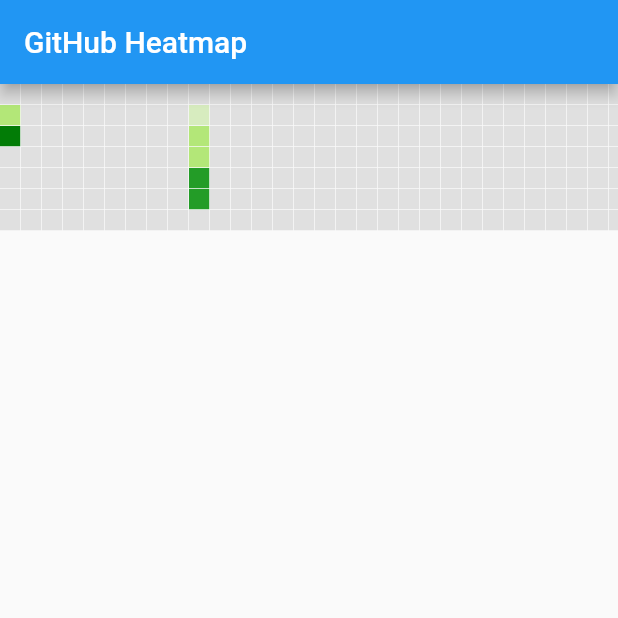
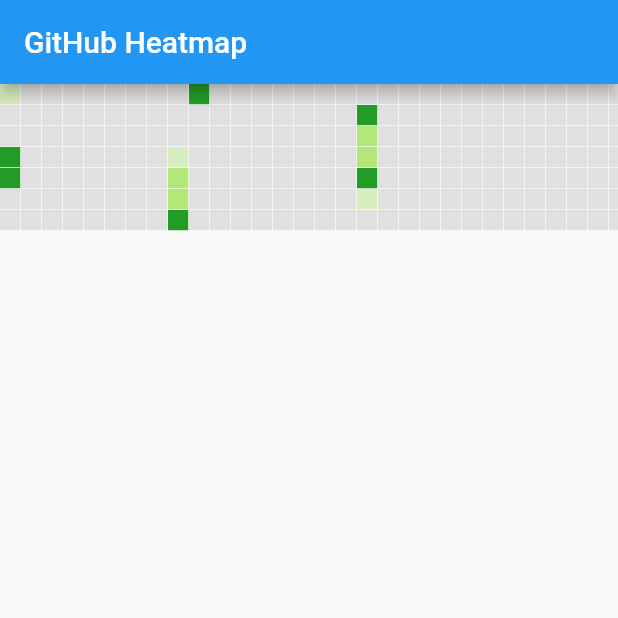
Before and after one commit to kurogoma-flutter/heatmap, a Flutter app: the screen it shows after launch, on a phone screen of 412 x 824 dp, the top half of it. Run offline on Flutter 3.47's test engine with Material 2 defaults, Android fonts, the phone set to English and light mode, and no system bars.

Commit message:
ダミー値の差し替え

```diff
--- a/lib/main.dart
+++ b/lib/main.dart
@@ -18,9 +18,9 @@ class MyApp extends StatelessWidget {
             // テストデータ
             {DateTime(2023, 1, 1): 1},
             {DateTime(2022, 1, 2): 2},
-            {DateTime(2022, 1, 3): 6},
-            {DateTime(2023, 1, 4): 3},
-            {DateTime(2023, 1, 5): 4},
+            {DateTime(2022, 1, 3): 3},
+            {DateTime(2023, 1, 4): 4},
+            {DateTime(2023, 1, 5): 5},
             // 3月中旬データ
             {DateTime(2023, 3, 1): 1},
             {DateTime(2023, 3, 2): 2},
@@ -34,14 +34,14 @@ class MyApp extends StatelessWidget {
             {DateTime(2022, 3, 10): 5},
             // 5月データ
             {DateTime(2023, 5, 1): 5},
-            {DateTime(2023, 5, 2): 4},
-            {DateTime(2023, 5, 3): 4},
-            {DateTime(2023, 5, 4): 9},
-            {DateTime(2023, 5, 5): 6},
+            {DateTime(2023, 5, 2): 3},
+            {DateTime(2023, 5, 3): 2},
+            {DateTime(2023, 5, 4): 4},
+            {DateTime(2023, 5, 5): 1},
             // 8月データ
             {DateTime(2023, 8, 1): 5},
             {DateTime(2023, 8, 2): 10},
-            {DateTime(2023, 8, 3): 11},
+            {DateTime(2023, 8, 3): 6},
             {DateTime(2023, 8, 4): 4},
             // 12月データ
             {DateTime(2023, 12, 1): 1},
@@ -57,7 +57,7 @@ class MyApp extends StatelessWidget {
             10: Color(0xFF027C06),
           },
           cellSize: 14,
-          targetYear: 2022,
+          targetYear: 2023,
         ),
       ),
     );
```
